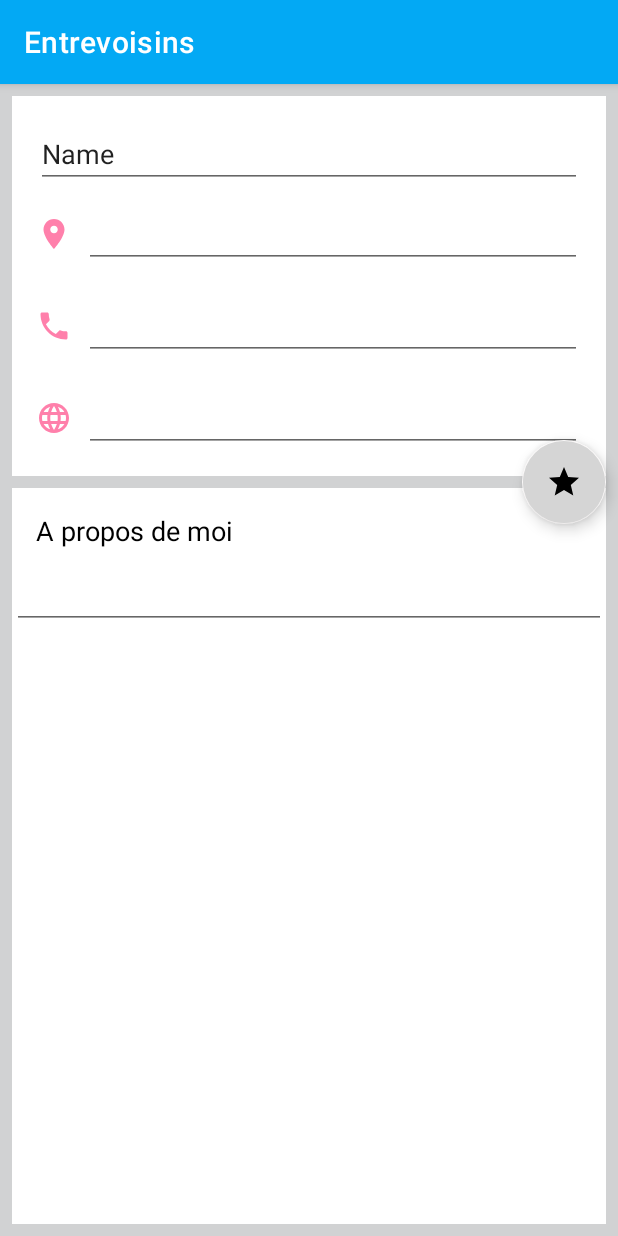
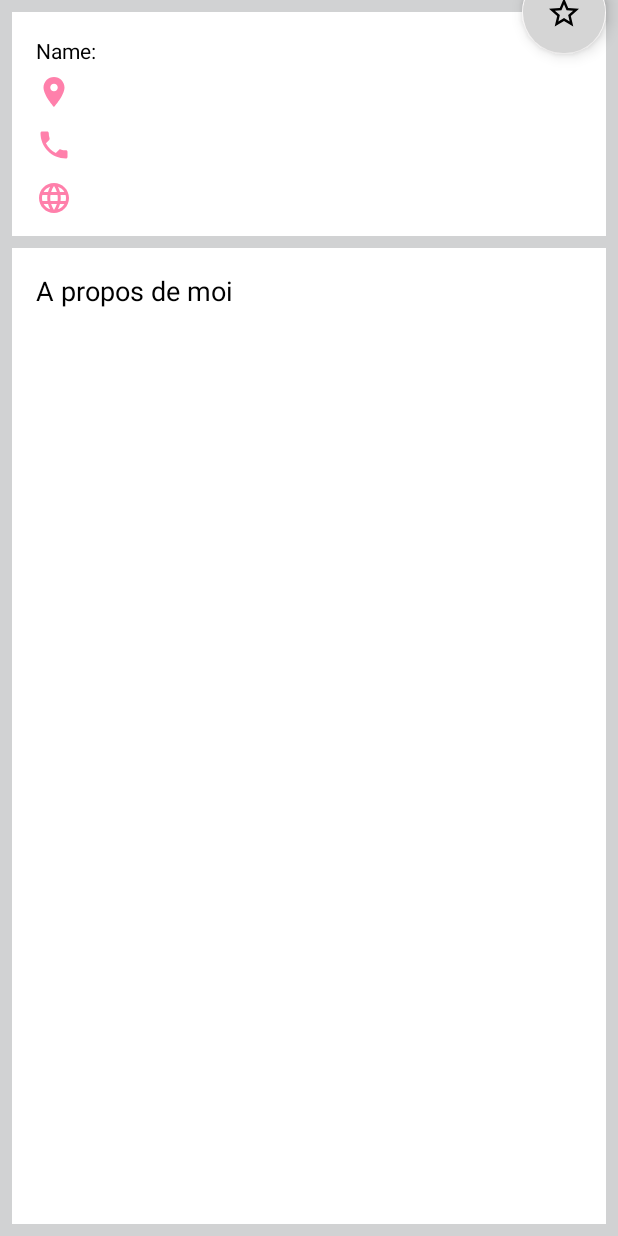
Before and after one commit to NicoJ-Git/Entrevoisins, an Android app: the DetailNeighbourgActivity screen opened directly, with no data from a screen before it, on a phone screen of 412 x 824 dp. Run offline under Robolectric (Android 15) with nearby library versions, the phone set to English and light mode, and no system bars; our stand-ins replace ButterKnife; pictures from the network do not load.

Commit message:
detail neighbour OK (intent + transfert des données via l'intent)

```diff
--- a/app/src/main/java/com/openclassrooms/entrevoisins/service/NeighbourRepository.java
+++ b/app/src/main/java/com/openclassrooms/entrevoisins/service/NeighbourRepository.java
@@ -27,4 +27,7 @@ public interface NeighbourRepository {
      * @param neighbour
      */
     void createNeighbour(Neighbour neighbour);
+
+    Neighbour getNeighboursById(long userId);
+
 }
--- a/app/src/main/java/com/openclassrooms/entrevoisins/ui/DetailNeighbourgActivity.java
+++ b/app/src/main/java/com/openclassrooms/entrevoisins/ui/DetailNeighbourgActivity.java
@@ -1,20 +1,114 @@
 package com.openclassrooms.entrevoisins.ui;
 
+import android.content.Intent;
+import android.support.design.widget.FloatingActionButton;
+import android.support.v4.app.ActivityCompat;
 import android.support.v7.app.AppCompatActivity;
 import android.os.Bundle;
+import android.view.View;
 import android.widget.Button;
+import android.widget.EditText;
+import android.widget.ImageView;
+import android.widget.TextView;
 
+import com.bumptech.glide.Glide;
+import com.bumptech.glide.request.RequestOptions;
 import com.openclassrooms.entrevoisins.R;
+import com.openclassrooms.entrevoisins.di.DI;
+import com.openclassrooms.entrevoisins.model.Neighbour;
+import com.openclassrooms.entrevoisins.service.NeighbourRepository;
+
+import java.util.Locale;
+
+import butterknife.BindView;
+import butterknife.ButterKnife;
 
 public class DetailNeighbourgActivity extends AppCompatActivity {
 
-    Button mFavorites;
+    private final static String DUMMY_NEIGHBOURS = "DUMMY_NEIGHBOURS";
+
+    //public Neighbour mNeighbour;
+    private NeighbourRepository mNeighbourRepository;
+
+    // UI Components
+    @BindView(R.id.editTextTextPersonName3)
+    TextView name;
+    @BindView(R.id.editTextTextPersonName2)
+    TextView name2;
+    @BindView(R.id.imageView)
+    ImageView avatar;
+    @BindView(R.id.floatingActionButton)
+    FloatingActionButton mFavoriteBtn;
+    @BindView(R.id.editTextTextPostalAddress2)
+    TextView address;
+    @BindView(R.id.editTextPhone2)
+    TextView phone;
+    @BindView(R.id.editTextTextEmailAddress2)
+    TextView email;
+    @BindView(R.id.editTextTextMultiLine)
+    TextView aboutMe;
+
+    private boolean favorite;
+    private boolean backToList;
 
     @Override
     protected void onCreate(Bundle savedInstanceState) {
         super.onCreate(savedInstanceState);
         setContentView(R.layout.activity_detail_neighbourg);
+        ButterKnife.bind(this);
 
-        mFavorites = findViewById(R.id.floatingActionButton);
+        long userId = getIntent().getLongExtra(DUMMY_NEIGHBOURS, -1l);
+
+        if (userId != -1l) {
+            /** si le userId est different de -1 je récupère un neighbour et j'affiche son detail
+             * recuperer tous les parametres du voisin avec l'id
+             */
+            mNeighbourRepository = DI.getNeighbourApiService();
+            Neighbour neighbour = mNeighbourRepository.getNeighboursById(userId);
+            name2.setText(neighbour.getName());
+            name.setText(neighbour.getName());
+            phone.setText(neighbour.getPhoneNumber());
+            address.setText(neighbour.getAddress());
+            email.setText("www/facebook.fr/" + neighbour.getName().toLowerCase(Locale.ROOT));
+            aboutMe.setText(neighbour.getAboutMe());
+            Glide.with(getBaseContext())
+                    .load(neighbour.getAvatarUrl().replace("/150", "/450"))
+                    .into(avatar);
+        }
+
+        /**
+         * afficher "étoile favorie" ou non si le neighbour est favori ou non
+         */
+        if (favorite) {
+            mFavoriteBtn.setImageResource(R.drawable.ic_star_white_24dp);
+        } else {
+            mFavoriteBtn.setImageResource(R.drawable.ic_star_border_white_24dp);
+        }
+
+        /**
+         * Au click FAB changement d'état étoile favorie ou non. Si neighbour est favori
+         */
+
+        mFavoriteBtn.setOnClickListener(new View.OnClickListener() {
+            @Override
+            public void onClick(View v) {
+                if (favorite) {
+                    favorite = false;
+                    mFavoriteBtn.setImageResource(R.drawable.ic_star_border_white_24dp);
+                } else {
+                    favorite = true;
+                    mFavoriteBtn.setImageResource(R.drawable.ic_star_white_24dp);
+                }
+            }
+        });
     }
+
+    public static Intent navigate(AppCompatActivity caller, long id) {
+        Intent intent = new Intent(caller, DetailNeighbourgActivity.class);
+        intent.putExtra(DUMMY_NEIGHBOURS, id);
+
+
+        return intent;
+    }
+
 }
--- a/app/src/main/java/com/openclassrooms/entrevoisins/ui/neighbour_list/AddNeighbourActivity.java
+++ b/app/src/main/java/com/openclassrooms/entrevoisins/ui/neighbour_list/AddNeighbourActivity.java
@@ -40,6 +40,7 @@ public class AddNeighbourActivity extends AppCompatActivity {
 
     private NeighbourRepository mApiService;
     private String mNeighbourImage;
+
 
     @Override
     protected void onCreate(Bundle savedInstanceState) {
--- a/app/src/main/java/com/openclassrooms/entrevoisins/ui/neighbour_list/ListNeighbourActivity.java
+++ b/app/src/main/java/com/openclassrooms/entrevoisins/ui/neighbour_list/ListNeighbourActivity.java
@@ -8,6 +8,7 @@ import android.support.v7.widget.Toolbar;
 import android.widget.Button;
 
 import com.openclassrooms.entrevoisins.R;
+import com.openclassrooms.entrevoisins.ui.DetailNeighbourgActivity;
 
 import butterknife.BindView;
 import butterknife.ButterKnife;
@@ -23,6 +24,7 @@ public class ListNeighbourActivity extends AppCompatActivity {
     @BindView(R.id.container)
     ViewPager mViewPager;
 
+
     ListNeighbourPagerAdapter mPagerAdapter;
 
     @Override
@@ -37,6 +39,9 @@ public class ListNeighbourActivity extends AppCompatActivity {
         mViewPager.addOnPageChangeListener(new TabLayout.TabLayoutOnPageChangeListener(mTabLayout));
         mTabLayout.addOnTabSelectedListener(new TabLayout.ViewPagerOnTabSelectedListener(mViewPager));
 
+
+
+
     }
 
     @OnClick(R.id.add_neighbour)
--- a/app/src/main/java/com/openclassrooms/entrevoisins/ui/neighbour_list/NeighbourFragment.java
+++ b/app/src/main/java/com/openclassrooms/entrevoisins/ui/neighbour_list/NeighbourFragment.java
@@ -50,7 +50,6 @@ public class NeighbourFragment extends Fragment {
         View view = inflater.inflate(R.layout.fragment_neighbour_list, container, false);
         Context context = view.getContext();
         mRecyclerView = (RecyclerView) view;
-        mRecyclerView.setLayoutManager(new LinearLayoutManager(context));
         mRecyclerView.addItemDecoration(new DividerItemDecoration(getContext(), DividerItemDecoration.VERTICAL));
         return view;
     }
--- a/app/src/main/res/layout/activity_detail_neighbourg.xml
+++ b/app/src/main/res/layout/activity_detail_neighbourg.xml
@@ -8,14 +8,13 @@
     android:background="#D1D2D3"
     tools:context=".ui.neighbour_list.AddNeighbourActivity">
 
-        <EditText
+
+    <TextView
         android:id="@+id/editTextTextPersonName2"
         android:layout_width="wrap_content"
         android:layout_height="wrap_content"
         android:layout_marginStart="24dp"
         android:ems="16"
-            android:inputType="textPersonName"
-            android:text="Name"
         android:textColor="#FFFFFF"
         app:layout_constraintBottom_toBottomOf="@id/imageView"
         app:layout_constraintStart_toStartOf="parent" />
@@ -32,14 +31,16 @@
         android:id="@+id/floatingActionButton"
         android:layout_width="wrap_content"
         android:layout_height="wrap_content"
+        android:layout_marginTop="8dp"
         android:layout_marginEnd="8dp"
         android:backgroundTint="#D5D5D5"
         android:clickable="true"
         android:tint="#FFB300"
+
         app:backgroundTint="#FAF8F8"
-            app:layout_constraintBottom_toTopOf="@id/bloc3"
+        app:layout_constraintBottom_toTopOf="@id/bloc2"
         app:layout_constraintEnd_toEndOf="parent"
-            app:layout_constraintTop_toBottomOf="@id/bloc2"
+        app:layout_constraintTop_toBottomOf="@+id/imageView"
         app:srcCompat="@drawable/ic_star_white_24dp" />
 
     <android.support.constraint.ConstraintLayout
@@ -56,14 +57,14 @@
         app:layout_constraintTop_toBottomOf="@+id/imageView">
 
 
-                <EditText
+        <TextView
             android:id="@+id/editTextTextPersonName3"
             android:layout_width="match_parent"
             android:layout_height="wrap_content"
-                    android:inputType="textPersonName"
             android:layout_margin="8dp"
-                    android:text="Name"
-                    app:layout_constraintTop_toTopOf="parent"/>
+            android:text="Name:"
+            android:textColor="@android:color/black"
+            app:layout_constraintTop_toTopOf="parent" />
 
         <ImageView
             android:id="@+id/imageadress"
@@ -92,34 +93,34 @@
             app:layout_constraintTop_toTopOf="@+id/editTextTextEmailAddress2"
             app:srcCompat="@drawable/ic_baseline_language_24" />
 
-                <EditText
+        <TextView
             android:id="@+id/editTextTextPostalAddress2"
             android:layout_width="0dp"
             android:layout_height="wrap_content"
             android:layout_margin="8dp"
-                    android:inputType="textPostalAddress"
+            android:textColor="@android:color/black"
             app:layout_constraintBottom_toTopOf="@id/editTextPhone2"
             app:layout_constraintEnd_toEndOf="parent"
             app:layout_constraintStart_toEndOf="@+id/imageadress"
             app:layout_constraintTop_toBottomOf="@id/editTextTextPersonName3" />
 
-                <EditText
+        <TextView
             android:id="@+id/editTextPhone2"
             android:layout_width="0dp"
             android:layout_height="wrap_content"
             android:layout_margin="8dp"
-                    android:inputType="phone"
+            android:textColor="@android:color/black"
             app:layout_constraintBottom_toTopOf="@id/editTextTextEmailAddress2"
             app:layout_constraintEnd_toEndOf="parent"
             app:layout_constraintStart_toEndOf="@+id/imagephone"
             app:layout_constraintTop_toBottomOf="@id/editTextTextPostalAddress2" />
 
-                <EditText
+        <TextView
             android:id="@+id/editTextTextEmailAddress2"
             android:layout_width="0dp"
             android:layout_height="wrap_content"
             android:layout_margin="8dp"
-                    android:inputType="textEmailAddress"
+            android:textColor="@android:color/black"
             app:layout_constraintBottom_toBottomOf="parent"
             app:layout_constraintEnd_toEndOf="parent"
             app:layout_constraintStart_toEndOf="@+id/imagemail"
@@ -139,6 +140,7 @@
         app:layout_constraintStart_toStartOf="parent"
         app:layout_constraintTop_toBottomOf="@id/bloc2">
 
+
         <TextView
             android:layout_width="wrap_content"
             android:layout_height="wrap_content"
@@ -147,16 +149,31 @@
             android:layout_marginBottom="8dp"
             android:text="A propos de moi"
             android:textColor="#000000"
-                    android:textSize="18sp">>
+            android:textSize="18sp" />
 
-                </TextView>
-
-                <EditText
+        <TextView
             android:id="@+id/editTextTextMultiLine"
             android:layout_width="match_parent"
             android:layout_height="wrap_content"
-                    android:inputType="textMultiLine"/>
+            android:inputType="textMultiLine"
+            android:textColor="@android:color/black" />
+
+
     </LinearLayout>
+
+    <ImageButton
+        android:id="@+id/upButton"
+        android:layout_width="12dp"
+        android:layout_height="18dp"
+        android:layout_margin="16dp"
+        android:background="#00FFFFFF"
+        android:clickable="true"
+        android:longClickable="true"
+        android:nestedScrollingEnabled="false"
+        android:tint="#FFFFFF"
+        app:layout_constraintStart_toStartOf="parent"
+        app:layout_constraintTop_toTopOf="parent"
+        app:srcCompat="?attr/actionModeCloseDrawable" />
 
 
 </android.support.constraint.ConstraintLayout>
--- a/app/src/main/res/layout/fragment_neighbour_list.xml
+++ b/app/src/main/res/layout/fragment_neighbour_list.xml
@@ -10,4 +10,4 @@
     android:layout_marginRight="16dp"
     app:layoutManager="LinearLayoutManager"
     tools:context=".ui.neighbour_list.NeighbourFragment"
-    tools:listitem="@layout/fragment_neighbour" />
+    tools:listitem="@layout/fragment_neighbour"/>
--- a/build.gradle
+++ b/build.gradle
@@ -7,7 +7,7 @@ buildscript {
 
     }
     dependencies {
-        classpath 'com.android.tools.build:gradle:3.3.2'
+        classpath 'com.android.tools.build:gradle:7.0.3'
 
         // NOTE: Do not place your application dependencies here; they belong
         // in the individual module build.gradle files
```
Also changed, not shown: app/src/main/AndroidManifest.xml (+7 -5 lines), app/src/main/java/com/openclassrooms/entrevoisins/model/Neighbour.java (+24 -8 lines), app/src/main/java/com/openclassrooms/entrevoisins/service/DummyNeighbourRepository.java (+17 -0 lines), app/src/main/java/com/openclassrooms/entrevoisins/ui/neighbour_list/MyNeighbourRecyclerViewAdapter.java (+15 -0 lines), app/src/main/res/layout/activity_add_neighbour.xml (+13 -10 lines), gradle/wrapper/gradle-wrapper.properties. Lines whose indentation alone changed are shown as unchanged.
